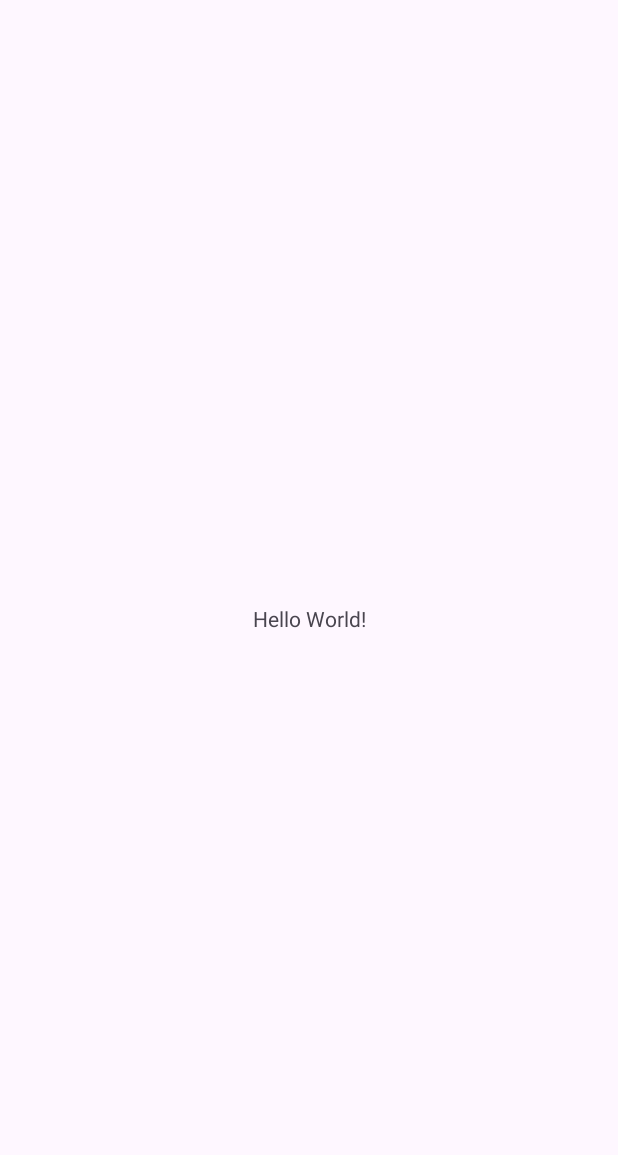
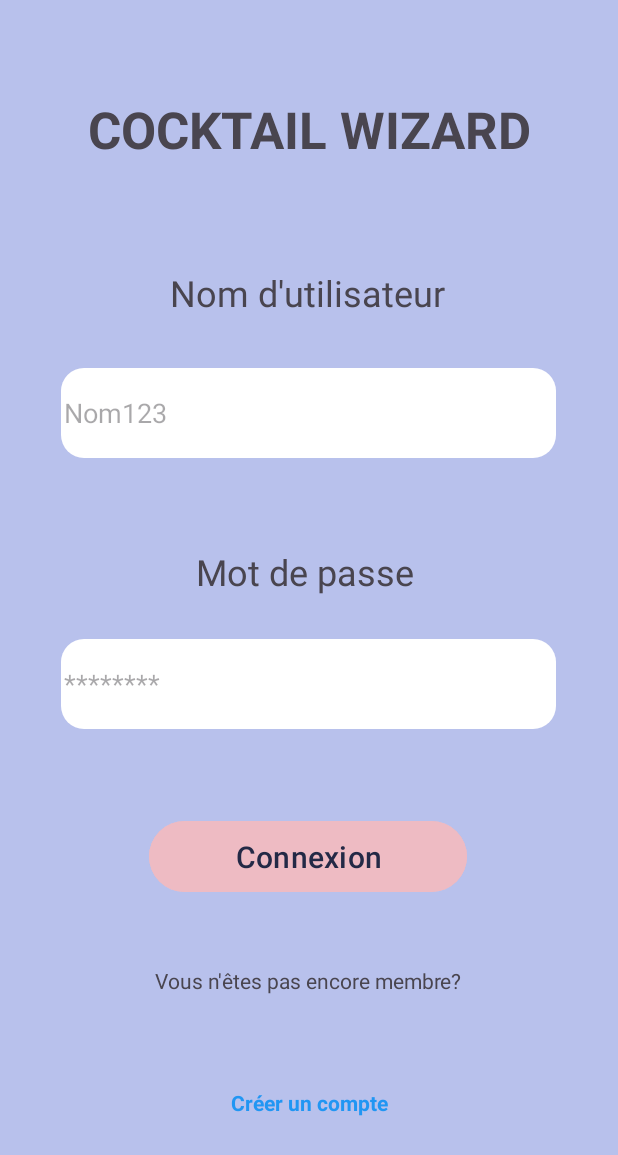
Before and after one commit to Cocktail-Wizard/CocktailWizardAppMobile, an Android app: the screen it shows after launch (MainActivity before the commit, Connexion after it), on a phone screen of 412 x 824 dp. Before the commit the part shown is almost empty. Shown: the top 1155 px of the screen. Run offline under Robolectric (Android 15) with nearby library versions, the light colour scheme and no system bars.

Commit message:
XML page Inscription et Connexion

```diff
--- a/app/src/main/AndroidManifest.xml
+++ b/app/src/main/AndroidManifest.xml
@@ -13,6 +13,12 @@
         android:theme="@style/Theme.CocktailWizardApp"
         tools:targetApi="31">
         <activity
+            android:name=".Inscription"
+            android:exported="false" />
+        <activity
+            android:name=".Connexion"
+            android:exported="false" />
+        <activity
             android:name=".MainActivity"
             android:exported="true">
             <intent-filter>
--- /dev/null
+++ b/app/src/main/java/com/example/cocktailwizardapp/Connexion.java
@@ -0,0 +1,41 @@
+package com.example.cocktailwizardapp;
+
+import androidx.appcompat.app.AppCompatActivity;
+
+import android.content.Intent;
+import android.os.Bundle;
+import android.view.View;
+import android.widget.Button;
+import android.widget.EditText;
+import android.widget.TextView;
+;
+public class Connexion extends AppCompatActivity implements View.OnClickListener {
+
+    TextView lienVersInscription;
+    EditText inputNomCon,inputMdpCon;
+    Button btnConnexion;
+    @Override
+    protected void onCreate(Bundle savedInstanceState) {
+        super.onCreate(savedInstanceState);
+        setContentView(R.layout.activity_connexion);
+
+        lienVersInscription = findViewById(R.id.lienVersInscriptionTv_id);
+        lienVersInscription.setOnClickListener(this);
+
+        inputNomCon = findViewById(R.id.inputNomCon_id);
+        inputMdpCon = findViewById(R.id.inputMdpCon_id);
+
+        btnConnexion = findViewById(R.id.btnConnexion_id);
+        //TODO
+        // Ajouter le onClickListener et verification des donnees
+    }
+
+    @Override
+    public void onClick(View v) {
+
+        if(v == lienVersInscription){
+            Intent lienInscription = new Intent(this, Inscription.class);
+            startActivity(lienInscription);
+        }
+    }
+}
--- a/app/src/main/java/com/example/cocktailwizardapp/MainActivity.java
+++ b/app/src/main/java/com/example/cocktailwizardapp/MainActivity.java
@@ -2,7 +2,9 @@ package com.example.cocktailwizardapp;
 
 import androidx.appcompat.app.AppCompatActivity;
 
+import android.content.Intent;
 import android.os.Bundle;
+import android.os.Handler;
 
 public class MainActivity extends AppCompatActivity {
 
@@ -10,5 +12,16 @@ public class MainActivity extends AppCompatActivity {
     protected void onCreate(Bundle savedInstanceState) {
         super.onCreate(savedInstanceState);
         setContentView(R.layout.activity_main);
+
+        // Delais de 3000 millisecondes (chargement apis) avant d'ouvrir page de connexion
+        new Handler().postDelayed(new Runnable() {
+            @Override
+            public void run() {
+                // Creer un intention pour aller a Connexion
+                Intent intent = new Intent(MainActivity.this, Connexion.class);
+                startActivity(intent);
+                finish();
+            }
+        }, 3000);
     }
 }
--- /dev/null
+++ b/app/src/main/res/drawable/rectangle_arrondi_blanc.xml
@@ -0,0 +1,12 @@
+<?xml version="1.0" encoding="UTF-8"?>
+<shape xmlns:android="http://schemas.android.com/apk/res/android" android:id="@+id/listview_background_shape">
+
+    <padding android:left="2dp"
+        android:top="2dp"
+        android:right="2dp"
+        android:bottom="2dp" />
+    <corners android:radius="15dp" />
+    <solid android:color="#ffffffff"
+        />
+
+</shape>
--- /dev/null
+++ b/app/src/main/res/layout/activity_connexion.xml
@@ -0,0 +1,128 @@
+<?xml version="1.0" encoding="utf-8"?>
+<androidx.constraintlayout.widget.ConstraintLayout xmlns:android="http://schemas.android.com/apk/res/android"
+    xmlns:app="http://schemas.android.com/apk/res-auto"
+    xmlns:tools="http://schemas.android.com/tools"
+    android:layout_width="match_parent"
+    android:layout_height="match_parent"
+    android:background="#B8C1EC"
+    tools:context=".Connexion">
+
+    <TextView
+        android:id="@+id/headerConnexion_id"
+        android:layout_width="330dp"
+        android:layout_height="60dp"
+        android:text="Cocktail Wizard"
+        android:textAlignment="center"
+        android:textAllCaps="true"
+        android:textSize="34sp"
+        android:textStyle="bold"
+        app:layout_constraintBottom_toBottomOf="parent"
+        app:layout_constraintEnd_toEndOf="parent"
+        app:layout_constraintStart_toStartOf="parent"
+        app:layout_constraintTop_toTopOf="parent"
+        app:layout_constraintVertical_bias="0.083" />
+
+    <TextView
+        android:id="@+id/NomConTV_id"
+        android:layout_width="330dp"
+        android:layout_height="40dp"
+        android:text="Nom d'utilisateur"
+        android:textAlignment="center"
+        android:textSize="24sp"
+        app:layout_constraintBottom_toBottomOf="parent"
+        app:layout_constraintEnd_toEndOf="parent"
+        app:layout_constraintHorizontal_bias="0.49"
+        app:layout_constraintStart_toStartOf="parent"
+        app:layout_constraintTop_toTopOf="parent"
+        app:layout_constraintVertical_bias="0.228" />
+
+    <EditText
+        android:id="@+id/inputNomCon_id"
+        android:layout_width="330dp"
+        android:layout_height="60dp"
+        android:background="@drawable/rectangle_arrondi_blanc"
+        android:ems="10"
+        android:hint="Nom123"
+        android:inputType="text"
+        app:layout_constraintBottom_toBottomOf="parent"
+        app:layout_constraintEnd_toEndOf="parent"
+        app:layout_constraintHorizontal_bias="0.494"
+        app:layout_constraintStart_toStartOf="parent"
+        app:layout_constraintTop_toTopOf="parent"
+        app:layout_constraintVertical_bias="0.321" />
+
+    <TextView
+        android:id="@+id/mdpConTV_id"
+        android:layout_width="330dp"
+        android:layout_height="40dp"
+        android:text="Mot de passe"
+        android:textAlignment="center"
+        android:textSize="24sp"
+        app:layout_constraintBottom_toBottomOf="parent"
+        app:layout_constraintEnd_toEndOf="parent"
+        app:layout_constraintHorizontal_bias="0.47"
+        app:layout_constraintStart_toStartOf="parent"
+        app:layout_constraintTop_toTopOf="parent"
+        app:layout_constraintVertical_bias="0.465" />
+
+    <EditText
+        android:id="@+id/inputMdpCon_id"
+        android:layout_width="330dp"
+        android:layout_height="60dp"
+        android:background="@drawable/rectangle_arrondi_blanc"
+        android:ems="10"
+        android:hint="********"
+        android:inputType="textPassword"
+        app:layout_constraintBottom_toBottomOf="parent"
+        app:layout_constraintEnd_toEndOf="parent"
+        app:layout_constraintHorizontal_bias="0.493"
+        app:layout_constraintStart_toStartOf="parent"
+        app:layout_constraintTop_toTopOf="parent"
+        app:layout_constraintVertical_bias="0.558" />
+
+    <Button
+        android:id="@+id/btnConnexion_id"
+        android:layout_width="212dp"
+        android:layout_height="55dp"
+        android:backgroundTint="#EEBBC3"
+        android:text="Connexion"
+        android:textColor="#232946"
+        android:textSize="20sp"
+        app:layout_constraintBottom_toBottomOf="parent"
+        app:layout_constraintEnd_toEndOf="parent"
+        app:layout_constraintHorizontal_bias="0.497"
+        app:layout_constraintStart_toStartOf="parent"
+        app:layout_constraintTop_toTopOf="parent"
+        app:layout_constraintVertical_bias="0.707" />
+
+    <TextView
+        android:id="@+id/textView4"
+        android:layout_width="330dp"
+        android:layout_height="27dp"
+        android:text="Vous n'êtes pas encore membre?"
+        android:textAlignment="center"
+        android:textSize="14sp"
+        app:layout_constraintBottom_toBottomOf="parent"
+        app:layout_constraintEnd_toEndOf="parent"
+        app:layout_constraintHorizontal_bias="0.498"
+        app:layout_constraintStart_toStartOf="parent"
+        app:layout_constraintTop_toTopOf="parent"
+        app:layout_constraintVertical_bias="0.808" />
+
+    <TextView
+        android:id="@+id/lienVersInscriptionTv_id"
+        android:layout_width="257dp"
+        android:layout_height="38dp"
+        android:text="Créer un compte"
+        android:textAlignment="center"
+        android:textColor="#2196F3"
+        android:textColorHint="#2196F3"
+        android:textColorLink="#2196F3"
+        android:textSize="14sp"
+        android:textStyle="bold"
+        app:layout_constraintBottom_toBottomOf="parent"
+        app:layout_constraintEnd_toEndOf="parent"
+        app:layout_constraintStart_toStartOf="parent"
+        app:layout_constraintTop_toTopOf="parent"
+        app:layout_constraintVertical_bias="0.923" />
+</androidx.constraintlayout.widget.ConstraintLayout>
```
Also changed, not shown: app/src/main/java/com/example/cocktailwizardapp/Inscription.java (added, +71 -0 lines), app/src/main/res/layout/activity_inscription.xml (added, +194 -0 lines), app/src/main/res/layout/activity_main.xml (+19 -2 lines), app/src/main/ic_calender-playstore.png (added), app/src/main/res/drawable/ic_calendrier.png (added), app/src/main/res/drawable/logo_cw.png (added).
